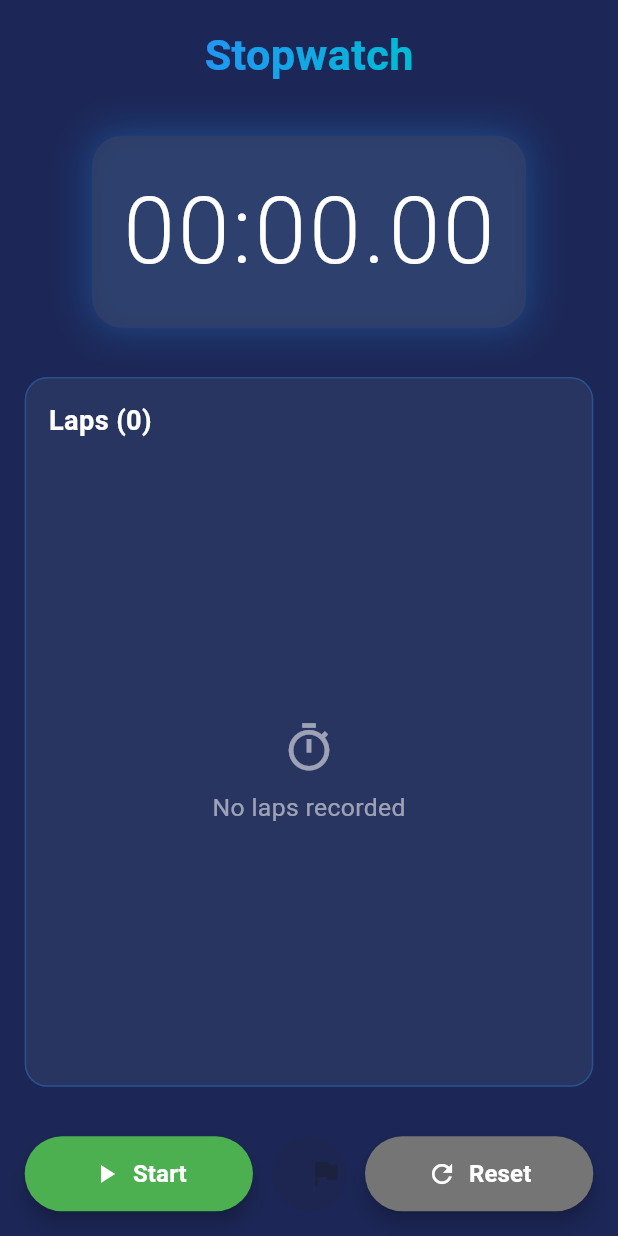
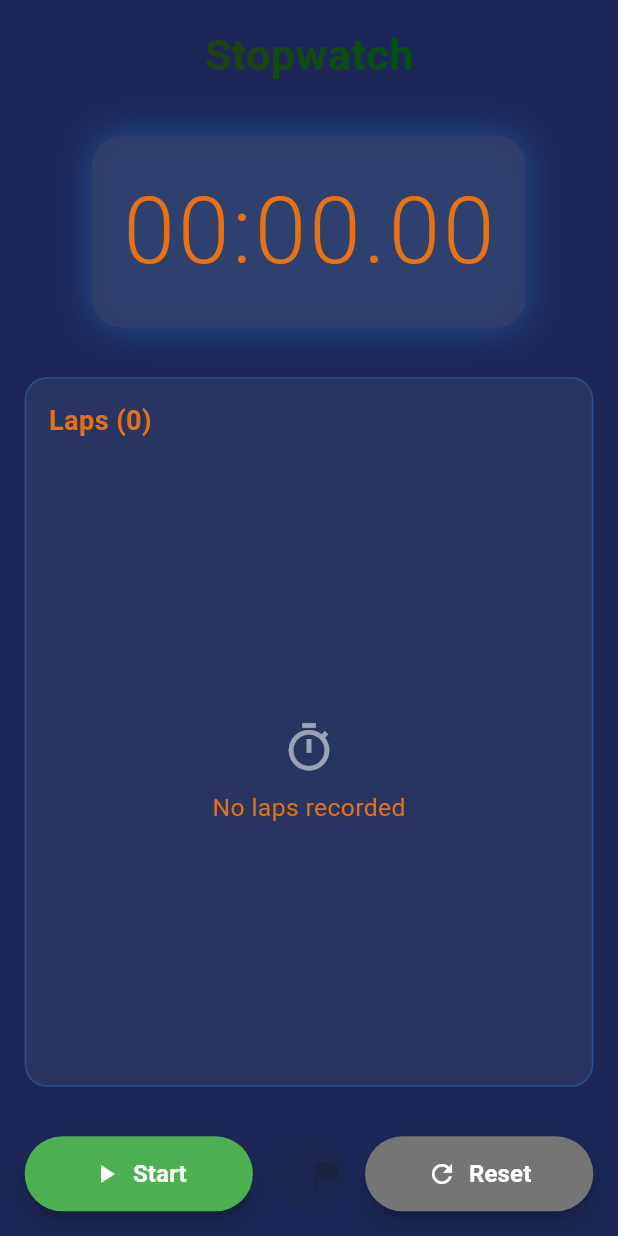
Before and after one commit to AADHIX/PRODIGY_AD_03, a Flutter app: the screen it shows after launch, on a phone screen of 412 x 824 dp. Run offline on Flutter 3.47's test engine with Material 3 defaults, Android fonts, the phone set to English and light mode, and no system bars.

Commit message:
Fifth commit

```diff
--- a/lib/main.dart
+++ b/lib/main.dart
@@ -165,7 +165,7 @@
                     child: Text(
                       "Stopwatch",
                       style: TextStyle(
-                        color: Colors.white,
+                        color: const Color.fromARGB(242, 241, 116, 14),
                         fontSize: titleFontSize,
                         fontWeight: FontWeight.bold,
                       ),
@@ -198,7 +198,7 @@
                             child: Text(
                               _formatDuration(_currentTime),
                               style: TextStyle(
-                                color: Colors.white,
+                                color: const Color.fromARGB(242, 241, 116, 14),
                                 fontSize: timerFontSize,
                                 fontWeight: FontWeight.w300,
                                 letterSpacing: 2.0,
@@ -238,7 +238,7 @@
                                 Text(
                                   "Laps (${_laps.length})",
                                   style: TextStyle(
-                                    color: Colors.white,
+                                    color: const Color.fromARGB(242, 241, 116, 14),
                                     fontSize: lapFontSize * 1.1,
                                     fontWeight: FontWeight.w600,
                                   ),
@@ -252,7 +252,7 @@
                                     },
                                     icon: const Icon(
                                       Icons.clear_all,
-                                      color: Colors.white54,
+                                      color: const Color.fromARGB(242, 241, 116, 14),
                                     ),
                                     tooltip: "Clear all laps",
                                   ),
@@ -276,7 +276,7 @@
                                         Text(
                                           "No laps recorded",
                                           style: TextStyle(
-                                            color: Colors.white54,
+                                            color: const Color.fromARGB(242, 241, 116, 14),
                                             fontSize: lapFontSize,
                                           ),
                                         ),
@@ -317,7 +317,7 @@
                                               Text(
                                                 "Lap ${index + 1}",
                                                 style: TextStyle(
-                                                  color: Colors.white,
+                                                  color: const Color.fromARGB(242, 241, 116, 14),
                                                   fontSize: lapFontSize,
                                                   fontWeight: FontWeight.w500,
                                                 ),
@@ -328,7 +328,7 @@
                                                   Text(
                                                     _formatDuration(lapTime),
                                                     style: TextStyle(
-                                                      color: Colors.white,
+                                                      color: const Color.fromARGB(242, 241, 116, 14),
                                                       fontSize: lapFontSize,
                                                       fontWeight: FontWeight.w400,
                                                     ),
```
